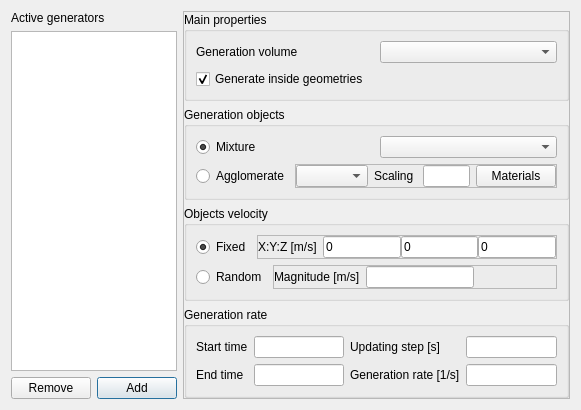
First picture: the form in QTDialogs/ObjectsGeneratorTab/ObjectsGeneratorTab.ui, repository msolids/musen, before the edit.
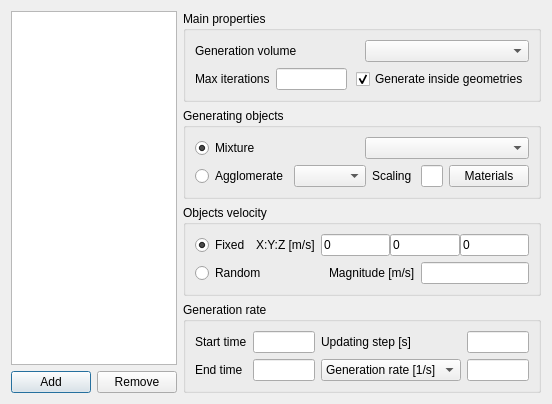
Second picture: the form after the edit. Icons and pictures are not drawn.

The edit to the form file:
```diff
--- a/QTDialogs/ObjectsGeneratorTab/ObjectsGeneratorTab.ui
+++ b/QTDialogs/ObjectsGeneratorTab/ObjectsGeneratorTab.ui
@@ -6,8 +6,8 @@
    <rect>
     <x>0</x>
     <y>0</y>
-    <width>581</width>
-    <height>372</height>
+    <width>548</width>
+    <height>370</height>
    </rect>
   </property>
   <property name="sizePolicy">
@@ -22,13 +22,6 @@
   <layout class="QHBoxLayout" name="horizontalLayout_6">
    <item>
     <layout class="QVBoxLayout" name="verticalLayout_7">
-     <item>
-      <widget class="QLabel" name="label">
-       <property name="text">
-        <string>Active generators</string>
-       </property>
-      </widget>
-     </item>
      <item>
       <widget class="QListWidget" name="generatorsList">
        <property name="toolTip">
@@ -37,7 +30,21 @@
       </widget>
      </item>
      <item>
-      <layout class="QHBoxLayout" name="horizontalLayout_12" stretch="1,1">
+      <layout class="QHBoxLayout" name="horizontalLayout_12" stretch="1,0">
+       <item>
+        <widget class="QPushButton" name="addGenerator">
+         <property name="toolTip">
+          <string>Add new generator</string>
+         </property>
+         <property name="text">
+          <string>Add</string>
+         </property>
+         <property name="icon">
+          <iconset resource="../../MUSEN/QT_GUI/qt_gui.qrc">
+           <normaloff>:/QT_GUI/Pictures/add.png</normaloff>:/QT_GUI/Pictures/add.png</iconset>
+         </property>
+        </widget>
+       </item>
        <item>
         <widget class="QPushButton" name="removeGenerator">
          <property name="toolTip">
@@ -55,32 +62,12 @@
          </property>
         </widget>
        </item>
-       <item>
-        <widget class="QPushButton" name="addGenerator">
-         <property name="toolTip">
-          <string>Add new generator</string>
-         </property>
-         <property name="text">
-          <string>Add</string>
-         </property>
-         <property name="icon">
-          <iconset resource="../../MUSEN/QT_GUI/qt_gui.qrc">
-           <normaloff>:/QT_GUI/Pictures/add.png</normaloff>:/QT_GUI/Pictures/add.png</iconset>
-         </property>
-        </widget>
-       </item>
       </layout>
      </item>
     </layout>
    </item>
    <item>
     <widget class="QFrame" name="frameSettings">
-     <property name="frameShape">
-      <enum>QFrame::StyledPanel</enum>
-     </property>
-     <property name="frameShadow">
-      <enum>QFrame::Raised</enum>
-     </property>
      <layout class="QVBoxLayout" name="verticalLayout_5">
       <property name="leftMargin">
        <number>0</number>
@@ -119,17 +106,44 @@
           </layout>
          </item>
          <item>
-          <widget class="QCheckBox" name="insideGeometriesCheckBox">
-           <property name="toolTip">
-            <string>Objects will be generated inside real geometries</string>
-           </property>
-           <property name="text">
-            <string>Generate inside geometries</string>
-           </property>
-           <property name="checked">
-            <bool>true</bool>
-           </property>
-          </widget>
+          <layout class="QHBoxLayout" name="horizontalLayout_4">
+           <item>
+            <widget class="QLabel" name="label_2">
+             <property name="text">
+              <string>Max iterations</string>
+             </property>
+            </widget>
+           </item>
+           <item>
+            <widget class="QLineEdit" name="lineEditMaxIterations"/>
+           </item>
+           <item>
+            <spacer name="horizontalSpacer">
+             <property name="orientation">
+              <enum>Qt::Horizontal</enum>
+             </property>
+             <property name="sizeHint" stdset="0">
+              <size>
+               <width>40</width>
+               <height>20</height>
+              </size>
+             </property>
+            </spacer>
+           </item>
+           <item>
+            <widget class="QCheckBox" name="insideGeometriesCheckBox">
+             <property name="toolTip">
+              <string>Objects will be generated inside real geometries</string>
+             </property>
+             <property name="text">
+              <string>Generate inside geometries</string>
+             </property>
+             <property name="checked">
+              <bool>true</bool>
+             </property>
+            </widget>
+           </item>
+          </layout>
          </item>
         </layout>
        </widget>
@@ -137,7 +151,7 @@
       <item>
        <widget class="QGroupBox" name="groupBox">
         <property name="title">
-         <string>Generation objects</string>
+         <string>Generating objects</string>
         </property>
         <layout class="QVBoxLayout" name="verticalLayout">
          <item>
@@ -171,12 +185,6 @@
            </item>
            <item>
             <widget class="QFrame" name="frameAgglomerate">
-             <property name="frameShape">
-              <enum>QFrame::StyledPanel</enum>
-             </property>
-             <property name="frameShadow">
-              <enum>QFrame::Raised</enum>
-             </property>
              <layout class="QHBoxLayout" name="horizontalLayout_10" stretch="1,0,1,0">
               <property name="leftMargin">
                <number>0</number>
@@ -247,14 +255,21 @@
              </property>
             </widget>
            </item>
+           <item>
+            <spacer name="horizontalSpacer_3">
+             <property name="orientation">
+              <enum>Qt::Horizontal</enum>
+             </property>
+             <property name="sizeHint" stdset="0">
+              <size>
+               <width>40</width>
+               <height>20</height>
+              </size>
+             </property>
+            </spacer>
+           </item>
            <item>
             <widget class="QFrame" name="frameFixed">
-             <property name="frameShape">
-              <enum>QFrame::StyledPanel</enum>
-             </property>
-             <property name="frameShadow">
-              <enum>QFrame::Raised</enum>
-             </property>
              <layout class="QHBoxLayout" name="horizontalLayout_14">
               <property name="leftMargin">
                <number>0</number>
@@ -319,12 +334,6 @@
            </item>
            <item>
             <widget class="QFrame" name="frameRandom">
-             <property name="frameShape">
-              <enum>QFrame::StyledPanel</enum>
-             </property>
-             <property name="frameShadow">
-              <enum>QFrame::Raised</enum>
-             </property>
              <layout class="QHBoxLayout" name="horizontalLayout_18">
               <property name="leftMargin">
                <number>0</number>
@@ -338,16 +347,6 @@
               <property name="bottomMargin">
                <number>0</number>
               </property>
-              <item>
-               <widget class="QLabel" name="labelMagnitude">
-                <property name="text">
-                 <string>Magnitude [m/s]</string>
-                </property>
-               </widget>
-              </item>
-              <item>
-               <widget class="QLineEdit" name="lineEditMagnitude"/>
-              </item>
               <item>
                <spacer name="horizontalSpacer_2">
                 <property name="orientation">
@@ -361,6 +360,16 @@
                 </property>
                </spacer>
               </item>
+              <item>
+               <widget class="QLabel" name="labelMagnitude">
+                <property name="text">
+                 <string>Magnitude [m/s]</string>
+                </property>
+               </widget>
+              </item>
+              <item>
+               <widget class="QLineEdit" name="lineEditMagnitude"/>
+              </item>
              </layout>
             </widget>
            </item>
@@ -417,13 +426,6 @@
            </property>
           </widget>
          </item>
-         <item row="1" column="2">
-          <widget class="QLabel" name="labelGenRate">
-           <property name="text">
-            <string>Generation rate [1/s]</string>
-           </property>
-          </widget>
-         </item>
          <item row="1" column="3">
           <widget class="QLineEdit" name="generationRate">
            <property name="toolTip">
@@ -431,6 +433,25 @@
            </property>
           </widget>
          </item>
+         <item row="1" column="2">
+          <widget class="QComboBox" name="comboRateType">
+           <item>
+            <property name="text">
+             <string>Generation rate [1/s]</string>
+            </property>
+           </item>
+           <item>
+            <property name="text">
+             <string>Objects per step</string>
+            </property>
+           </item>
+           <item>
+            <property name="text">
+             <string>Objects total</string>
+            </property>
+           </item>
+          </widget>
+         </item>
         </layout>
        </widget>
       </item>
```
Left out of the diff: 17 changed lines with no effect on the pictures.
